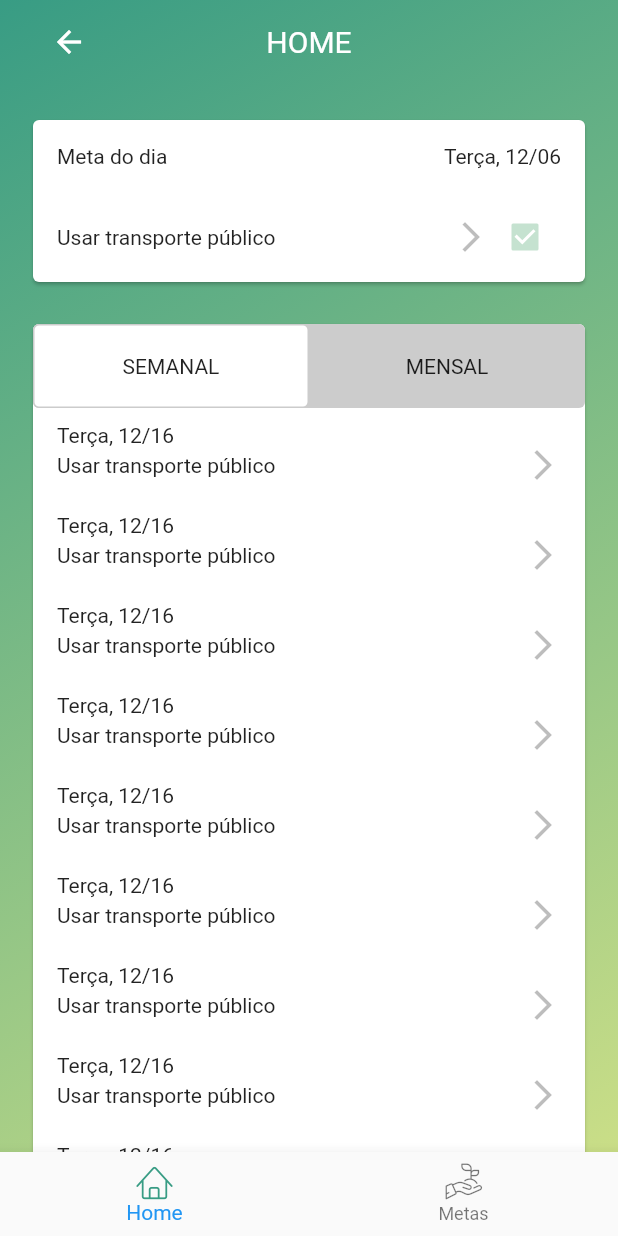
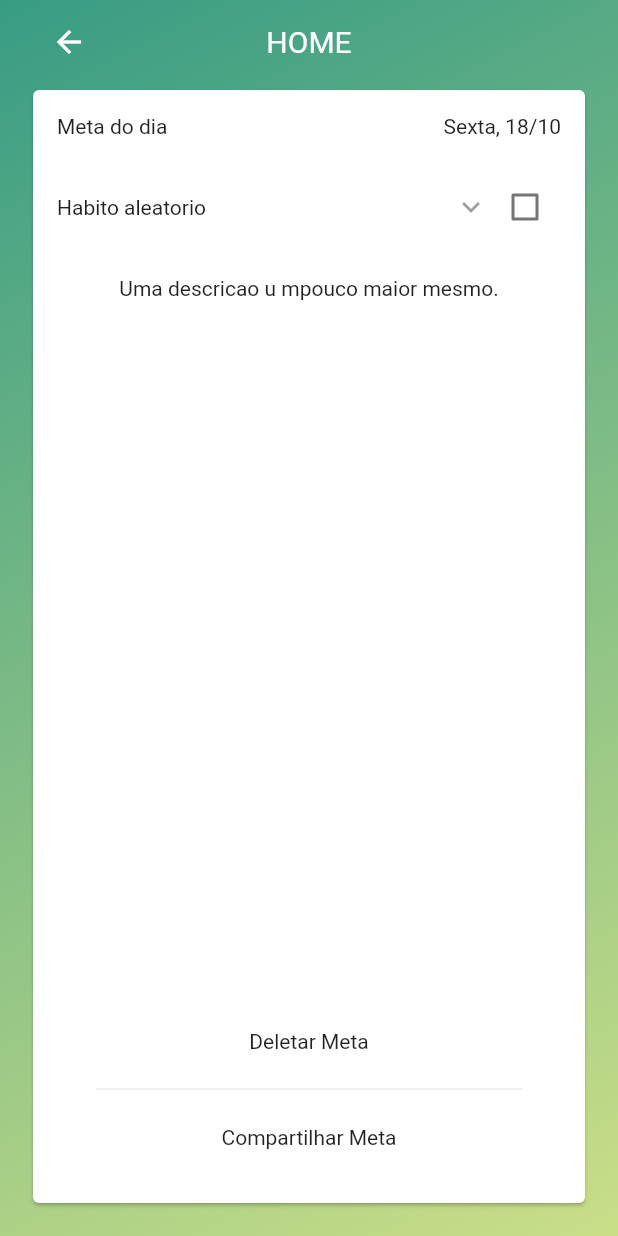
Before and after one commit to DevMobUFRJ/Germinar, a Flutter app: the Home screen opened directly, after a tap on "Usar transporte público", on a phone screen of 412 x 824 dp. Run offline on Flutter 3.47's test engine with Material 2 defaults, Android fonts, the phone set to English and light mode, and no system bars; our stand-ins replace sqflite; accounts and stored records are empty.

Commit message:
+ Tela de detalhes do hábito

```diff
--- /dev/null
+++ b/lib/habit_details.dart
@@ -0,0 +1,148 @@
+import 'package:flutter/cupertino.dart';
+import 'package:flutter/material.dart';
+import 'package:flutter/rendering.dart';
+import 'package:germinar/models/habit_model.dart';
+import 'package:germinar/models/habit_status_model.dart';
+import 'package:germinar/scoped_models/MainScopedModel.dart';
+import 'package:germinar/utils.dart';
+import 'package:scoped_model/scoped_model.dart';
+
+class HabitDetails extends StatelessWidget {
+  final Habit habit;
+  final HabitDay habitDay;
+
+  HabitDetails({@required this.habit, this.habitDay});
+
+  Widget cardUm() {
+    return Card(
+      child: Column(
+        children: <Widget>[
+          habitDay == null
+              ? Container()
+              : Container(
+                  height: 48,
+                  padding: EdgeInsets.only(left: 16, right: 16),
+                  child: Row(
+                    mainAxisSize: MainAxisSize.max,
+                    children: <Widget>[
+                      Expanded(child: const Text('Meta do dia')),
+                      Text(
+                          '${Utils.weekdayAsString(habitDay.day.weekday)}, ${habitDay.day.day}/${habitDay.day.month}'),
+                    ],
+                  ),
+                ),
+          Container(
+            padding: EdgeInsets.only(left: 16, right: 16),
+            height: 60,
+            child: Row(
+              mainAxisSize: MainAxisSize.max,
+              children: <Widget>[
+                Expanded(
+                  child: Text(
+                    habit.title,
+                    style: TextStyle(fontSize: 14),
+                  ),
+                ),
+                Icon(
+                  Icons.keyboard_arrow_down,
+                  color: Colors.black38,
+                ),
+                habitDay != null
+                    ? Checkbox(
+                        value: habitDay?.done,
+                        activeColor: Color(0xffC5E2D0),
+                        onChanged: (_) {},
+                      )
+                    : Container(),
+              ],
+            ),
+          ),
+          Expanded(
+            child: Container(
+              padding: const EdgeInsets.fromLTRB(42, 16, 42, 16),
+              child: SingleChildScrollView(child: Text(habit.description)),
+            ),
+          ),
+          Container(
+            padding: const EdgeInsets.fromLTRB(42, 24, 42, 16),
+            child: ScopedModelDescendant<MainScopedModel>(
+              builder: (context, _, mainModel) => GestureDetector(
+                child: Text(mainModel.hasHabit(habit.id)
+                    ? "Deletar Meta"
+                    : "Adicionar ao cronograma"),
+                onTap: () {
+                  if (mainModel.hasHabit(habit.id)) {
+                    // TODO Remover a meta
+                  } else {
+                    // TODO Mandar pra tela de configurar meta
+                  }
+                },
+              ),
+            ),
+          ),
+          const Divider(indent: 42, endIndent: 42),
+          GestureDetector(
+            child: Container(
+              padding: const EdgeInsets.fromLTRB(42, 16, 42, 36),
+              child: Text("Compartilhar Meta"),
+            ),
+            onTap: () {
+              // TODO Compartilhar
+            },
+          ),
+        ],
+      ),
+    );
+  }
+
+  Widget tileCustom({String meta, bool action}) {
+    return Column(
+      mainAxisSize: MainAxisSize.max,
+      mainAxisAlignment: MainAxisAlignment.center,
+      children: <Widget>[],
+    );
+  }
+
+  @override
+  Widget build(BuildContext context) {
+    return Scaffold(
+      body: Container(
+        padding: EdgeInsets.only(left: 18, right: 18, bottom: 18),
+        width: double.maxFinite,
+        height: double.maxFinite,
+        decoration: BoxDecoration(
+          gradient: LinearGradient(
+            begin: Alignment.topLeft,
+            end: Alignment.bottomRight,
+            colors: [
+              Color(0xff389C84),
+              Color(0xffCADE87),
+            ],
+          ),
+        ),
+        child: Column(
+          mainAxisSize: MainAxisSize.max,
+          children: <Widget>[
+            Expanded(
+              child: Column(
+                mainAxisSize: MainAxisSize.max,
+                children: <Widget>[
+                  AppBar(
+                    backgroundColor: Colors.transparent,
+                    elevation: 0,
+                    centerTitle: true,
+                    title: Text(
+                      'HOME',
+                      style: TextStyle(fontWeight: FontWeight.normal),
+                    ),
+                  ),
+                  Expanded(child: cardUm()),
+                ],
+              ),
+            ),
+          ],
+        ),
+      ),
+    );
+  }
+}
--- a/lib/home.dart
+++ b/lib/home.dart
@@ -1,6 +1,10 @@
 import 'package:flutter/cupertino.dart';
 import 'package:flutter/material.dart';
+import 'package:germinar/habit_details.dart';
 import 'package:germinar/my_flutter_app_icons.dart';
+
+import 'models/habit_model.dart';
+import 'models/habit_status_model.dart';
 
 class Home extends StatefulWidget {
   @override
@@ -88,7 +92,13 @@ class _HomeState extends State<Home> {
         ),
       ),
       onTap: () {
-        //TODO: passar para a tela de configuração do habito
+        Navigator.of(context).push(MaterialPageRoute(
+            builder: (context) => HabitDetails(
+                  //TODO pegar o Habit certo
+                  habit: Habit(1, "Habito aleatorio",
+                      "Uma descricao u mpouco maior mesmo.", 1),
+                  habitDay: HabitDay(1, DateTime.now(), done: false),
+                )));
       },
     );
   }
--- a/lib/models/habit_status_model.dart
+++ b/lib/models/habit_status_model.dart
@@ -1,5 +1,5 @@
 /// Salva qual hábito foi feito em qual dia pra manter histórico de hábitos
-class HabitStatus {
+class HabitDay {
   static const String TABLE_NAME = "habit_status";
 
   /// Chave primária: (habit_id, day)
@@ -10,9 +10,9 @@ class HabitStatus {
   /// Se o hábito foi feito ou não no dia previsto
   bool done;
 
-  HabitStatus(this.habitId, this.day, {this.done = false});
+  HabitDay(this.habitId, this.day, {this.done = false});
 
-  HabitStatus.fromMap(Map<String, dynamic> map) {
+  HabitDay.fromMap(Map<String, dynamic> map) {
     habitId = map['habit_id'];
     day = DateTime.parse(map['day']);
     done = map['done'] == 1;
--- a/lib/scoped_models/MainScopedModel.dart
+++ b/lib/scoped_models/MainScopedModel.dart
@@ -16,7 +16,7 @@ class MainScopedModel extends Model {
   /// Hábitos que o usuário já configurou e fez ou tem pra fazer
   /// Inclui passados e futuros. Para pegar apenas histórico ou próximos,
   /// use os métodos adequados.
-  List<HabitStatus> userHabits = [];
+  List<HabitDay> userHabits = [];
   List<HabitConfig> userHabitsConfig = [];
 
   MainScopedModel() {
@@ -83,10 +83,9 @@ class MainScopedModel extends Model {
 
   Future<void> updateUserHabits() async {
     final Database db = await _database;
-    final List<Map<String, dynamic>> maps =
-        await db.query(HabitStatus.TABLE_NAME);
+    final List<Map<String, dynamic>> maps = await db.query(HabitDay.TABLE_NAME);
     userHabits = List.generate(maps.length, (i) {
-      return HabitStatus.fromMap(maps[i]);
+      return HabitDay.fromMap(maps[i]);
     });
     notifyListeners();
   }
@@ -104,13 +103,13 @@ class MainScopedModel extends Model {
   /// Remove hábitos concluídos há muito tempo
   Future<void> cleanOldHabits() async {
     final Database db = await _database;
-    List<HabitStatus> oldHabits = userHabits
+    List<HabitDay> oldHabits = userHabits
         .where((h) => h.day.isBefore(DateTime(
                 DateTime.now().year, DateTime.now().month, DateTime.now().day)
             .subtract(Duration(days: 30))))
         .toList();
-    for (HabitStatus h in oldHabits) {
-      await db.delete(HabitStatus.TABLE_NAME,
+    for (HabitDay h in oldHabits) {
+      await db.delete(HabitDay.TABLE_NAME,
           where: "habit_id=? and day=?",
           whereArgs: [h.habitId, h.day.toIso8601String()]);
     }
@@ -130,20 +129,19 @@ class MainScopedModel extends Model {
       dayCheck = dayCheck.add(Duration(days: 1));
       for (HabitConfig habitDay in habitsDays) {
         if (habitDay.hasDay(dayCheck.weekday)) {
-          List<Map<String, dynamic>> map = await db.query(
-              HabitStatus.TABLE_NAME,
+          List<Map<String, dynamic>> map = await db.query(HabitDay.TABLE_NAME,
               where: "habit_id=? AND day=?",
               whereArgs: [habitDay.habitId, dayCheck.toIso8601String()]);
           if (map.length == 0) {
             await db.execute(
-                "INSERT INTO ${HabitStatus.TABLE_NAME} VALUES (${habitDay.habitId}, '${dayCheck.toIso8601String()}', 0)");
+                "INSERT INTO ${HabitDay.TABLE_NAME} VALUES (${habitDay.habitId}, '${dayCheck.toIso8601String()}', 0)");
           }
         }
       }
     }
   }
 
-  List<HabitStatus> nextHabits() {
+  List<HabitDay> nextHabits() {
     return userHabits
         .where((h) => h.day.isAfter(DateTime(
                 DateTime.now().year, DateTime.now().month, DateTime.now().day)
@@ -151,7 +149,7 @@ class MainScopedModel extends Model {
         .toList(); // 23:59:59 do dia anterior
   }
 
-  List<HabitStatus> previousHabits() {
+  List<HabitDay> previousHabits() {
     return userHabits.where((h) => h.day.isBefore(DateTime.now())).toList();
   }
 
@@ -170,6 +168,7 @@ class MainScopedModel extends Model {
     userHabitsConfig.add(habitDays);
     await setupFutureHabits();
     await updateUserHabits();
+    return true;
   }
 
   void deleteHabitConfig(HabitConfig habit) async {
@@ -183,23 +182,27 @@ class MainScopedModel extends Model {
 
   void _deleteFutureHabits(HabitConfig habit) async {
     final Database db = await _database;
-    for (HabitStatus hs in nextHabits()) {
+    for (HabitDay hs in nextHabits()) {
       if (hs.habitId == habit.habitId) {
-        db.delete(HabitStatus.TABLE_NAME,
+        db.delete(HabitDay.TABLE_NAME,
             where: "habit_id=? and day=?",
             whereArgs: [hs.habitId, hs.day.toIso8601String()]);
       }
     }
   }
 
-  Future<void> updateHabitStatus(HabitStatus habit, bool done) async {
+  Future<void> updateHabitDayStatus(HabitDay habit, bool done) async {
     habit.done = done;
     final Database db = await _database;
     await db.execute(
-        "UPDATE ${HabitStatus.TABLE_NAME} SET done=${done ? '1' : '0'} WHERE habit_id=${habit.habitId} and day='${habit.day.toIso8601String()}';");
+        "UPDATE ${HabitDay.TABLE_NAME} SET done=${done ? '1' : '0'} WHERE habit_id=${habit.habitId} and day='${habit.day.toIso8601String()}';");
     userHabits
         .removeWhere((h) => h.habitId == habit.habitId && h.day == habit.day);
     userHabits.add(habit);
     notifyListeners();
   }
+
+  Habit getHabitForId(int id) {
+    return habits.firstWhere((h) => h.id == id, orElse: () => null);
+  }
 }
--- /dev/null
+++ b/lib/utils.dart
@@ -0,0 +1,22 @@
+class Utils {
+  static String weekdayAsString(int weekday) {
+    switch (weekday) {
+      case 1:
+        return "Segunda";
+      case 2:
+        return "Terça";
+      case 3:
+        return "Quarta";
+      case 4:
+        return "Quinta";
+      case 5:
+        return "Sexta";
+      case 6:
+        return "Sábado";
+      case 7:
+        return "Domingo";
+      default:
+        return "Dia";
+    }
+  }
+}
```
